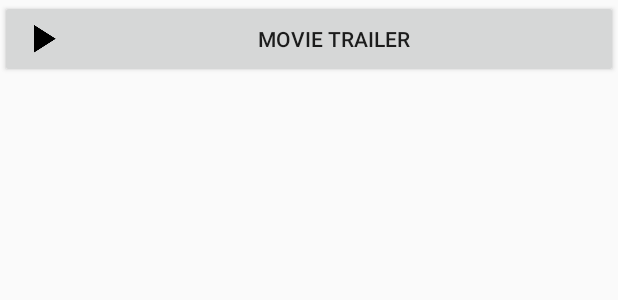
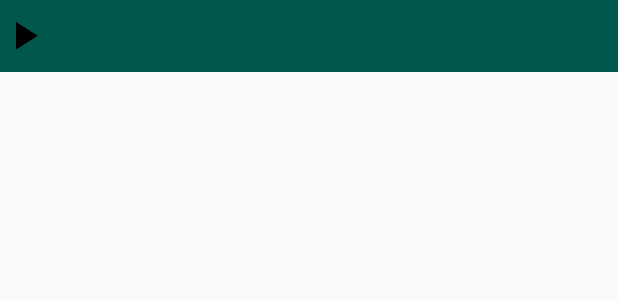
Before and after one commit to mawidja/popularmoviestage2_corrections, an Android app: the layout movie_trailer_item.xml on its own in the app's theme, with its tools: preview values and no code run, on a phone screen of 412 x 824 dp. Shown: the top 300 px of the screen. Run offline under Robolectric (Android 15) with nearby library versions, the phone set to English and light mode, and no system bars.

Commit message:
Further polish of movie trailer activity

```diff
--- a/Popular_Movie_Stage_1/app/src/main/res/layout/movie_trailer_item.xml
+++ b/Popular_Movie_Stage_1/app/src/main/res/layout/movie_trailer_item.xml
@@ -10,6 +10,8 @@
         android:layout_height="wrap_content"
         android:id="@+id/bt_movie_trailer"
         android:drawableLeft="@drawable/ic_play_arrow_black_48dp"
-        android:text="@string/movie_trailer_button_text"/>
+        android:background="@color/colorPrimaryDark"/>
+        <!--style="@style/Base.Widget.AppCompat.Button.Borderless"
+        android:background="@color/colorPrimaryDark"/>-->
 
 </LinearLayout>
```
